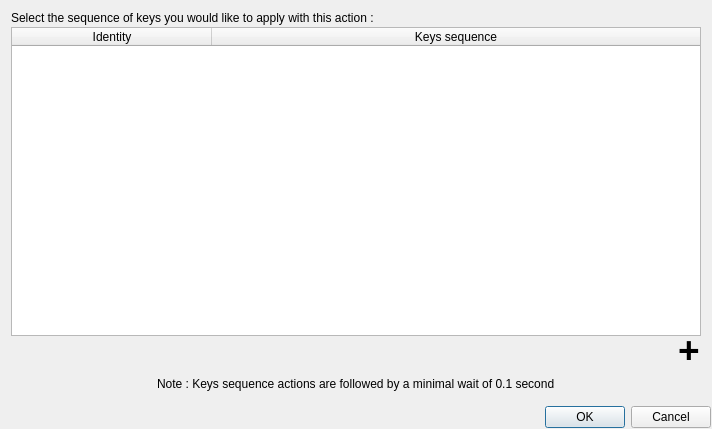
This is ui/createactiondialogs/CreateKeysSequenceActionDialog.ui in AmirHammouteneEI/ScheduledPasteAndKeys as Qt 5 draws it before an edit. The edited form follows.
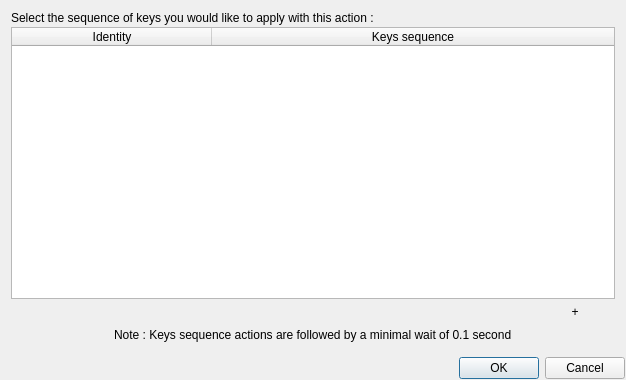
This is the edited form. Custom widgets are drawn as their Qt base class.

Commit message: ready for version 1.6 ; whole UI change for modern style (adding images)

The edit to the form file:
```diff
--- a/ui/createactiondialogs/CreateKeysSequenceActionDialog.ui
+++ b/ui/createactiondialogs/CreateKeysSequenceActionDialog.ui
@@ -6,8 +6,8 @@
    <rect>
     <x>0</x>
     <y>0</y>
-    <width>712</width>
-    <height>429</height>
+    <width>626</width>
+    <height>380</height>
    </rect>
   </property>
   <property name="windowTitle">
@@ -112,27 +112,6 @@
        </item>
        <item>
         <widget class="QPushButton" name="addKeysSequenceButton">
-         <property name="sizePolicy">
-          <sizepolicy hsizetype="Minimum" vsizetype="Minimum">
-           <horstretch>0</horstretch>
-           <verstretch>0</verstretch>
-          </sizepolicy>
-         </property>
-         <property name="maximumSize">
-          <size>
-           <width>45</width>
-           <height>45</height>
-          </size>
-         </property>
-         <property name="font">
-          <font>
-           <pointsize>28</pointsize>
-           <bold>true</bold>
-          </font>
-         </property>
-         <property name="styleSheet">
-          <string notr="true">QPushButton{padding-top:-10px;}</string>
-         </property>
          <property name="text">
           <string notr="true">+</string>
          </property>
```
The commit also changes 109 other files.
